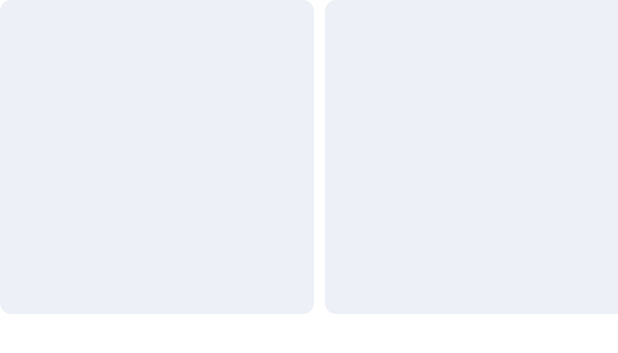
After one commit to thanhsondoan02/Museum-AR, an Android app: the layout empty_favorite_stories_item.xml on its own in the app's theme, with its tools: preview values and no code run, on a phone screen of 412 x 824 dp. The commit adds this screen. Shown: the top 353 px of the screen. Run offline under Robolectric (Android 15) with nearby library versions, the phone set to English and light mode, and no system bars; Roboto replaces fonts that are not available here.

Commit message:
empty layout favorite

```diff
--- a/app/src/main/java/com/tiger/ar/museum/presentation/favorite/FavoriteCollectionAdapter.kt
+++ b/app/src/main/java/com/tiger/ar/museum/presentation/favorite/FavoriteCollectionAdapter.kt
@@ -11,6 +11,8 @@ import com.tiger.ar.museum.domain.model.MCollection
 class FavoriteCollectionAdapter : MuseumAdapter() {
     override fun getLayoutResource(viewType: Int) = R.layout.favorite_collection_child_item
 
+    override fun setupEmptyState() = Empty(overrideLayoutRes = R.layout.empty_favorite_collections_item)
+
     override fun onCreateViewHolder(viewType: Int, binding: ViewDataBinding): BaseVH<*>? {
         return FavoriteCollectionVH(binding as FavoriteCollectionChildItemBinding)
     }
--- a/app/src/main/java/com/tiger/ar/museum/presentation/favorite/FavoriteStoryAdapter.kt
+++ b/app/src/main/java/com/tiger/ar/museum/presentation/favorite/FavoriteStoryAdapter.kt
@@ -11,6 +11,8 @@ import com.tiger.ar.museum.domain.model.Story
 class FavoriteStoryAdapter : MuseumAdapter() {
     override fun getLayoutResource(viewType: Int) = R.layout.favorite_story_child_item
 
+    override fun setupEmptyState() = Empty(overrideLayoutRes = R.layout.empty_favorite_stories_item)
+
     override fun onCreateViewHolder(viewType: Int, binding: ViewDataBinding): BaseVH<*>? {
         return FavoriteStoryVH(binding as FavoriteStoryChildItemBinding)
     }
--- /dev/null
+++ b/app/src/main/res/layout/empty_favorite_stories_item.xml
@@ -0,0 +1,33 @@
+<?xml version="1.0" encoding="utf-8"?>
+<layout xmlns:android="http://schemas.android.com/apk/res/android"
+    xmlns:app="http://schemas.android.com/apk/res-auto">
+
+    <androidx.constraintlayout.widget.ConstraintLayout
+        android:layout_width="match_parent"
+        android:layout_height="wrap_content"
+        android:paddingEnd="0dp">
+
+        <com.google.android.material.imageview.ShapeableImageView
+            android:id="@+id/ivEmptyFavoriteStories1"
+            android:layout_width="@dimen/dimen_220"
+            android:layout_height="@dimen/dimen_220"
+            android:scaleType="centerCrop"
+            android:src="@color/gray_super_light"
+            app:layout_constraintStart_toStartOf="parent"
+            app:layout_constraintTop_toTopOf="parent"
+            app:shapeAppearanceOverlay="@style/allCircleImageView" />
+
+        <com.google.android.material.imageview.ShapeableImageView
+            android:id="@+id/ivEmptyFavoriteStories2"
+            android:layout_width="@dimen/dimen_220"
+            android:layout_height="@dimen/dimen_220"
+            android:layout_marginStart="@dimen/dimen_8"
+            android:scaleType="centerCrop"
+            android:src="@color/gray_super_light"
+            app:layout_constraintStart_toEndOf="@id/ivEmptyFavoriteStories1"
+            app:layout_constraintTop_toTopOf="parent"
+            app:shapeAppearanceOverlay="@style/allCircleImageView" />
+
+    </androidx.constraintlayout.widget.ConstraintLayout>
+
+</layout>
--- a/app/src/main/res/layout/favorite_collection_item.xml
+++ b/app/src/main/res/layout/favorite_collection_item.xml
@@ -55,7 +55,7 @@
             android:layout_marginTop="@dimen/dimen_30"
             android:clipToPadding="false"
             android:paddingStart="@dimen/dimen_20"
-            android:paddingEnd="0dp"
+            android:paddingEnd="@dimen/dimen_12"
             app:layout_constraintTop_toBottomOf="@id/tvFavoriteCollectionTitle" />
 
     </androidx.constraintlayout.widget.ConstraintLayout>
--- a/app/src/main/res/layout/favorite_story_child_item.xml
+++ b/app/src/main/res/layout/favorite_story_child_item.xml
@@ -14,8 +14,8 @@
             android:layout_width="@dimen/dimen_220"
             android:layout_height="@dimen/dimen_220"
             android:scaleType="centerCrop"
-            android:src="@color/black"
-            app:shapeAppearanceOverlay="@style/allCircleImageView" />
+            app:shapeAppearanceOverlay="@style/allCircleImageView"
+            tools:src="@color/black" />
 
         <TextView
             android:layout_width="wrap_content"
--- a/app/src/main/res/layout/favorite_story_item.xml
+++ b/app/src/main/res/layout/favorite_story_item.xml
@@ -55,7 +55,7 @@
             android:layout_marginTop="@dimen/dimen_30"
             android:clipToPadding="false"
             android:paddingStart="@dimen/dimen_20"
-            android:paddingEnd="0dp"
+            android:paddingEnd="@dimen/dimen_12"
             app:layout_constraintTop_toBottomOf="@id/tvFavoriteStoryTitle" />
 
     </androidx.constraintlayout.widget.ConstraintLayout>
```
Also changed, not shown: app/src/main/res/layout/empty_favorite_collections_item.xml (added, +32 -0 lines).
